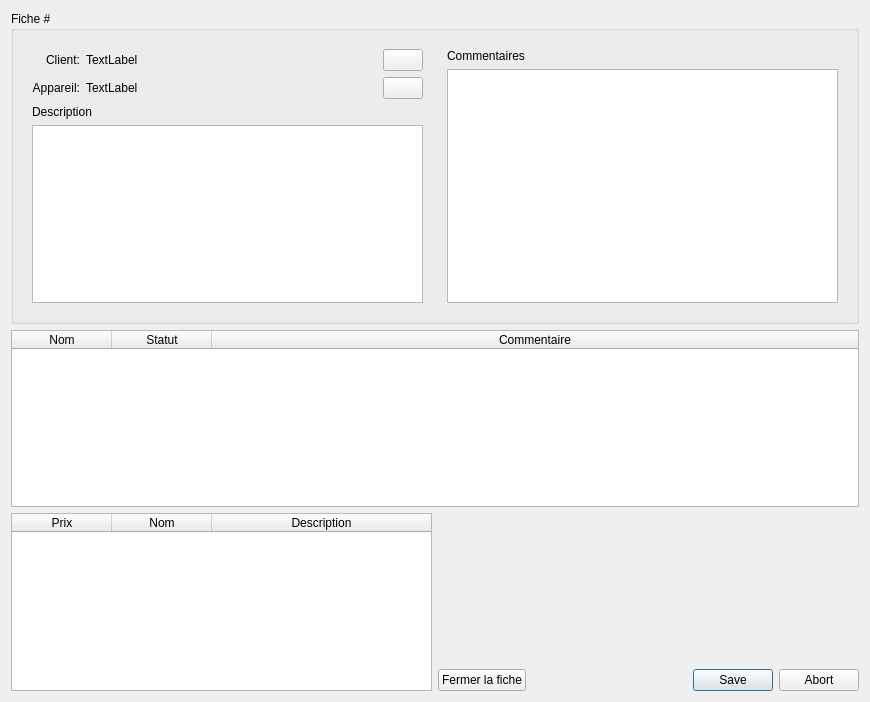
First picture: the form in InfoDynamiqueQt/Vues/vueeditionfiche.ui, repository AlexandreGirardin/ProjetAnalyse, before the edit.
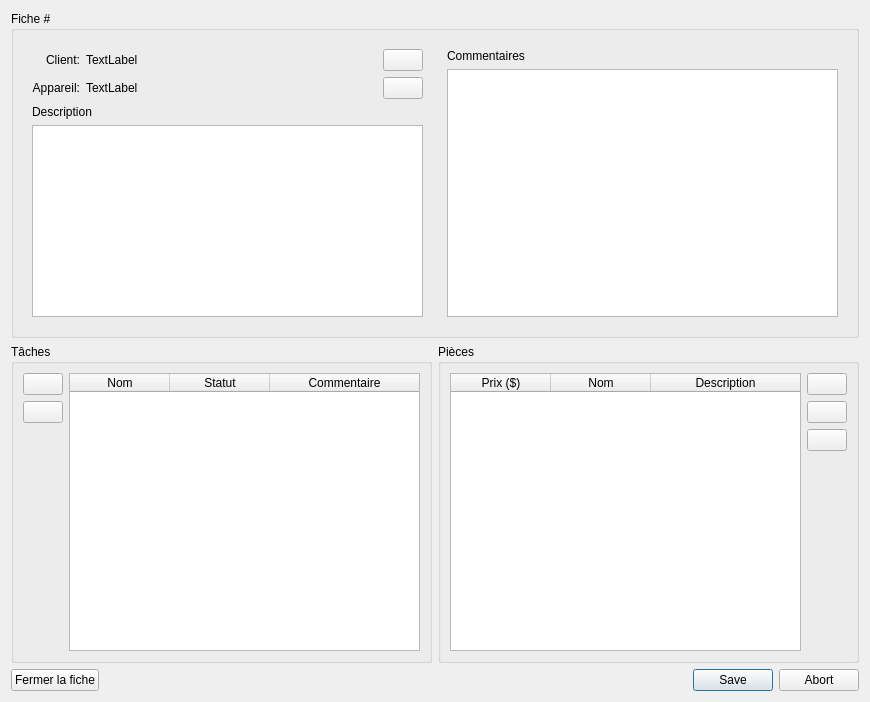
Second picture: the form after the edit. Icons and pictures are not drawn.

Commit message: Revue de l'interface d'édition de fiche

Diff of the .ui file:
```diff
--- a/InfoDynamiqueQt/Vues/vueeditionfiche.ui
+++ b/InfoDynamiqueQt/Vues/vueeditionfiche.ui
@@ -136,6 +136,47 @@
     </widget>
    </item>
    <item>
+    <layout class="QHBoxLayout" name="horizontalLayout">
+     <item>
+      <widget class="QGroupBox" name="groupBox">
+       <property name="title">
+        <string>Tâches</string>
+       </property>
+       <layout class="QHBoxLayout" name="horizontalLayout_4">
+        <item>
+         <layout class="QVBoxLayout" name="verticalLayout_5">
+          <item>
+           <widget class="QPushButton" name="pushButton">
+            <property name="icon">
+             <iconset resource="../ressources.qrc">
+              <normaloff>:/Images/list-add.svg</normaloff>:/Images/list-add.svg</iconset>
+            </property>
+           </widget>
+          </item>
+          <item>
+           <widget class="QPushButton" name="pushButton_2">
+            <property name="icon">
+             <iconset resource="../ressources.qrc">
+              <normaloff>:/Images/edit-delete.svg</normaloff>:/Images/edit-delete.svg</iconset>
+            </property>
+           </widget>
+          </item>
+          <item>
+           <spacer name="verticalSpacer_2">
+            <property name="orientation">
+             <enum>Qt::Vertical</enum>
+            </property>
+            <property name="sizeHint" stdset="0">
+             <size>
+              <width>20</width>
+              <height>40</height>
+             </size>
+            </property>
+           </spacer>
+          </item>
+         </layout>
+        </item>
+        <item>
     <widget class="QTableWidget" name="tableauTaches">
      <property name="alternatingRowColors">
       <bool>true</bool>
@@ -190,8 +231,15 @@
      </column>
     </widget>
    </item>
+       </layout>
+      </widget>
+     </item>
    <item>
-    <layout class="QHBoxLayout" name="horizontalLayout_8">
+      <widget class="QGroupBox" name="groupBox_2">
+       <property name="title">
+        <string>Pièces</string>
+       </property>
+       <layout class="QHBoxLayout" name="horizontalLayout_5">
      <item>
       <widget class="QTableWidget" name="tableauPieces">
        <property name="editTriggers">
@@ -223,7 +271,7 @@
        </attribute>
        <column>
         <property name="text">
-         <string>Prix</string>
+            <string>Prix ($)</string>
         </property>
        </column>
        <column>
@@ -240,6 +288,30 @@
      </item>
      <item>
       <layout class="QVBoxLayout" name="verticalLayout_3">
+          <item>
+           <widget class="QPushButton" name="pushButton_3">
+            <property name="icon">
+             <iconset resource="../ressources.qrc">
+              <normaloff>:/Images/list-add.svg</normaloff>:/Images/list-add.svg</iconset>
+            </property>
+           </widget>
+          </item>
+          <item>
+           <widget class="QPushButton" name="pushButton_5">
+            <property name="icon">
+             <iconset resource="../ressources.qrc">
+              <normaloff>:/Images/document-edit.svg</normaloff>:/Images/document-edit.svg</iconset>
+            </property>
+           </widget>
+          </item>
+          <item>
+           <widget class="QPushButton" name="pushButton_4">
+            <property name="icon">
+             <iconset resource="../ressources.qrc">
+              <normaloff>:/Images/edit-delete.svg</normaloff>:/Images/edit-delete.svg</iconset>
+            </property>
+           </widget>
+          </item>
        <item>
         <spacer name="verticalSpacer">
          <property name="orientation">
@@ -253,6 +325,13 @@
          </property>
         </spacer>
        </item>
+         </layout>
+        </item>
+       </layout>
+      </widget>
+     </item>
+    </layout>
+   </item>
        <item>
         <layout class="QHBoxLayout" name="horizontalLayout_9">
          <property name="spacing">
@@ -277,10 +356,6 @@
             <set>QDialogButtonBox::Abort|QDialogButtonBox::Save</set>
            </property>
           </widget>
-         </item>
-        </layout>
-       </item>
-      </layout>
      </item>
     </layout>
    </item>
```
Lines whose indentation alone changed are shown as unchanged. The commit also changes 2 other files.
